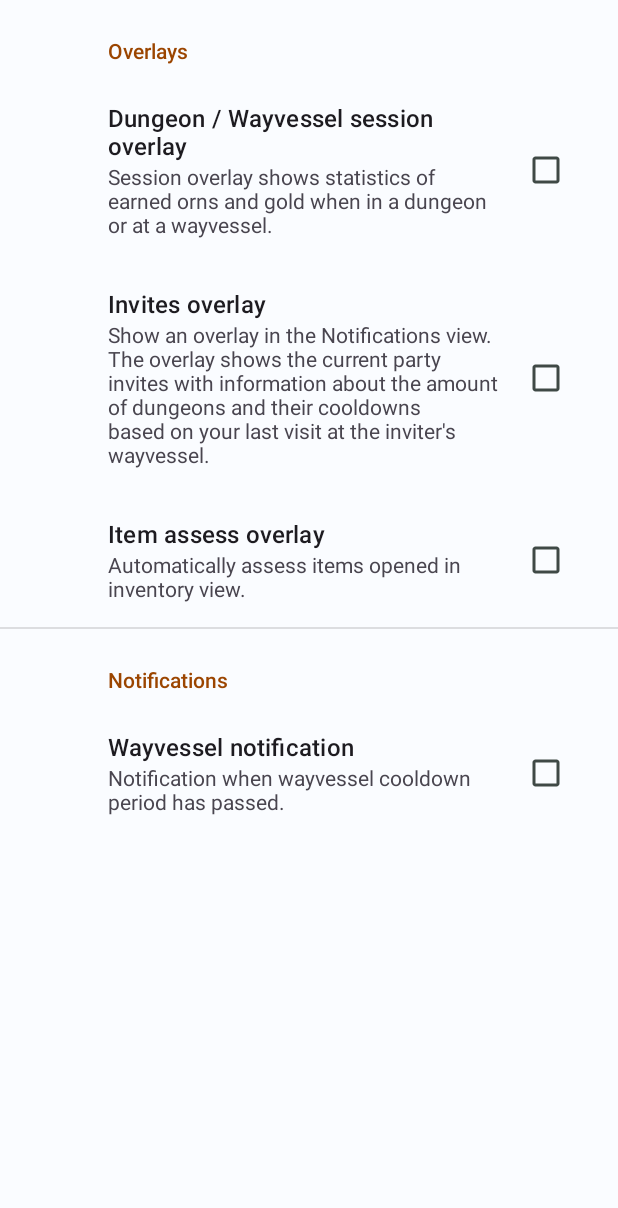
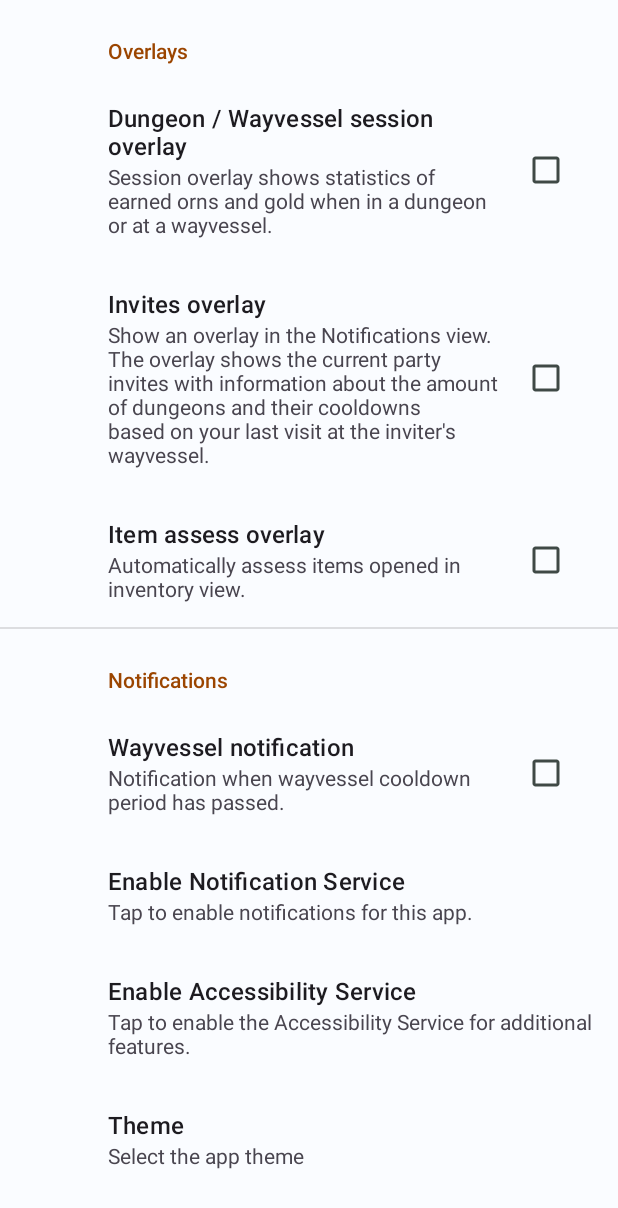
Before and after one commit to lkaino/ornaassistant, an Android app built with Jetpack Compose: the SettingFragment screen opened directly, with no data from a screen before it, on a phone screen of 412 x 824 dp. Shown: the top 1208 px of the screen. Run offline under Robolectric (Android 15) with nearby library versions, the phone set to English and light mode, and no system bars; our stand-ins replace androidx.preference.

Commit message:
Move permissions to settings, remove now redundant code

```diff
--- a/app/src/main/AndroidManifest.xml
+++ b/app/src/main/AndroidManifest.xml
@@ -4,6 +4,7 @@
 
     <uses-permission android:name="android.permission.INTERNET" />
 
+    <uses-permission android:name="android.permission.POST_NOTIFICATIONS"/>
     <application
         android:allowBackup="true"
         android:icon="@mipmap/ic_launcher_round"
--- a/app/src/main/java/com/rockethat/ornaassistant/MainState.kt
+++ b/app/src/main/java/com/rockethat/ornaassistant/MainState.kt
@@ -95,10 +95,7 @@ class MainState(
         thread {
             while (true) {
                 val data: ArrayList<ScreenData>? = mOrnaQueue.take()
-
-                if (data != null) {
-                    handleOrnaData(data)
-                }
+                data?.let { handleOrnaData(it) }
             }
         }
     }
--- a/app/src/main/res/layout/activity_main.xml
+++ b/app/src/main/res/layout/activity_main.xml
@@ -22,6 +22,7 @@
         app:layout_constraintStart_toStartOf="parent"
         app:layout_constraintTop_toTopOf="parent"
         style="@style/Widget.Material3.TabLayout">
+
     </com.google.android.material.tabs.TabLayout>
 
     <!-- Wrapping view pager into constraint layout to make it use maximum height for each page. -->
--- a/app/src/main/res/values/strings.xml
+++ b/app/src/main/res/values/strings.xml
@@ -22,4 +22,17 @@
     <string name="settings">Settings</string>
     <string name="channel_name">\"ornaassistant\"</string>
     <string name="channel_description">ornaassistant notification channel</string>
+
+    <string-array name="theme_options">
+        <item>Dark</item>
+        <item>Light</item>
+        <item>Device Default</item>
+    </string-array>
+
+    <string-array name="theme_values">
+        <item>dark</item>
+        <item>light</item>
+        <item>device</item>
+    </string-array>
+
 </resources>
--- a/app/src/main/res/xml/main_preference.xml
+++ b/app/src/main/res/xml/main_preference.xml
@@ -22,4 +22,25 @@
             android:summary="Notification when wayvessel cooldown period has passed."
             android:title="Wayvessel notification" />
     </PreferenceCategory>
+
+    <Preference
+        android:key="enable_notifications"
+        android:title="Enable Notification Service"
+        android:summary="Tap to enable notifications for this app." />
+
+    <Preference
+        android:key="enable_accessibility_service"
+        android:title="Enable Accessibility Service"
+        android:summary="Tap to enable the Accessibility Service for additional features."/>
+
+
+    <ListPreference
+        android:key="theme_preference"
+        android:title="Theme"
+        android:summary="Select the app theme"
+        android:entries="@array/theme_options"
+        android:entryValues="@array/theme_values"
+        android:defaultValue="device" />
+
+
 </PreferenceScreen>
```
Also changed, not shown: app/src/main/java/com/rockethat/ornaassistant/MainActivity.kt (+2 -39 lines), app/src/main/java/com/rockethat/ornaassistant/ui/fragment/SettingFragment.kt (+64 -12 lines), app/src/main/res/layout/fragment_main.xml (+0 -14 lines).
